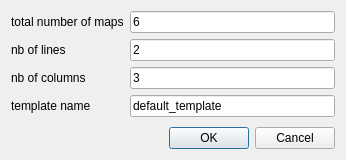
danduk82/areapp-bilddocu, file gui/create_template.ui: the form before one commit.
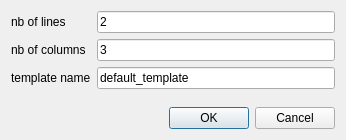
The form after the commit.

Commit message: add error message when creating template

Diff of the .ui file:
```diff
--- a/gui/create_template.ui
+++ b/gui/create_template.ui
@@ -7,7 +7,7 @@
     <x>0</x>
     <y>0</y>
     <width>346</width>
-    <height>160</height>
+    <height>140</height>
    </rect>
   </property>
   <property name="windowTitle">
@@ -17,55 +17,41 @@
    <item>
     <layout class="QFormLayout" name="formLayout">
      <item row="0" column="0">
-      <widget class="QLabel" name="label_3">
-       <property name="text">
-        <string>total number of maps</string>
-       </property>
-      </widget>
-     </item>
-     <item row="0" column="1">
-      <widget class="QLineEdit" name="nbMapsLineEdit">
-       <property name="text">
-        <string>6</string>
-       </property>
-      </widget>
-     </item>
-     <item row="1" column="0">
       <widget class="QLabel" name="label">
        <property name="text">
         <string>nb of lines</string>
        </property>
       </widget>
      </item>
-     <item row="1" column="1">
+     <item row="0" column="1">
       <widget class="QLineEdit" name="nbLinesLineEdit">
        <property name="text">
         <string>2</string>
        </property>
       </widget>
      </item>
-     <item row="2" column="0">
+     <item row="1" column="0">
       <widget class="QLabel" name="label_2">
        <property name="text">
         <string>nb of columns</string>
        </property>
       </widget>
      </item>
-     <item row="2" column="1">
+     <item row="1" column="1">
       <widget class="QLineEdit" name="nb_columnsLineEdit">
        <property name="text">
         <string>3</string>
        </property>
       </widget>
      </item>
-     <item row="3" column="0">
+     <item row="2" column="0">
       <widget class="QLabel" name="label_4">
        <property name="text">
         <string>template name</string>
        </property>
       </widget>
      </item>
-     <item row="3" column="1">
+     <item row="2" column="1">
       <widget class="QLineEdit" name="templateNameLineEdit">
        <property name="text">
         <string>default_template</string>
```
The commit also changes 2 other files.
